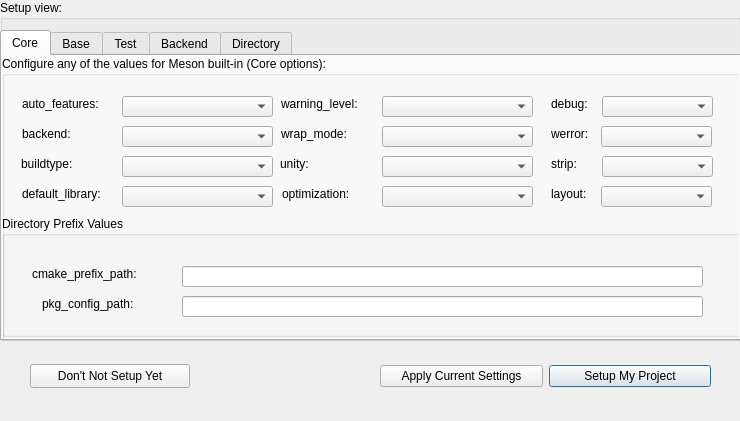
The window that data/mesonui-layout/activity_setup.ui (dreamer-coding-555/old-meson-ui) describes before a commit, drawn with Qt 5.
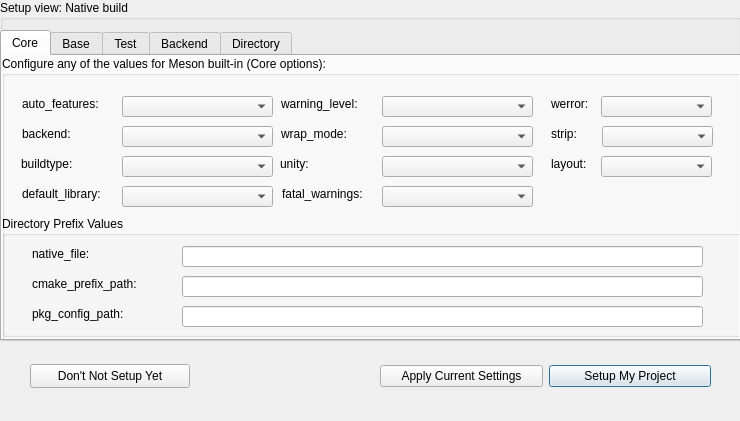
The same window after the commit.

Commit message: update activity setup ui file

```diff
--- a/data/mesonui-layout/activity_setup.ui
+++ b/data/mesonui-layout/activity_setup.ui
@@ -26,7 +26,7 @@
     </rect>
    </property>
    <property name="title">
-    <string>Setup view:</string>
+    <string>Setup view: Native build</string>
    </property>
    <widget class="QTabWidget" name="tabWidget">
     <property name="geometry">
@@ -88,35 +88,6 @@
         <string>buildtype:</string>
        </property>
       </widget>
-      <widget class="QComboBox" name="combo_backend">
-       <property name="geometry">
-        <rect>
-         <x>120</x>
-         <y>70</y>
-         <width>151</width>
-         <height>21</height>
-        </rect>
-       </property>
-       <property name="styleSheet">
-        <string notr="true"/>
-       </property>
-      </widget>
-      <widget class="QLabel" name="label_2">
-       <property name="geometry">
-        <rect>
-         <x>20</x>
-         <y>70</y>
-         <width>71</width>
-         <height>16</height>
-        </rect>
-       </property>
-       <property name="styleSheet">
-        <string notr="true"/>
-       </property>
-       <property name="text">
-        <string>backend:</string>
-       </property>
-      </widget>
       <widget class="QComboBox" name="combo_auto_features">
        <property name="geometry">
         <rect>
@@ -179,7 +150,7 @@
        <property name="geometry">
         <rect>
          <x>599</x>
-         <y>130</y>
+         <y>100</y>
          <width>111</width>
          <height>21</height>
         </rect>
@@ -192,7 +163,7 @@
        <property name="geometry">
         <rect>
          <x>549</x>
-         <y>130</y>
+         <y>100</y>
          <width>51</width>
          <height>16</height>
         </rect>
@@ -204,51 +175,6 @@
         <string>layout:</string>
        </property>
       </widget>
-      <widget class="QComboBox" name="combo_optimization">
-       <property name="geometry">
-        <rect>
-         <x>380</x>
-         <y>130</y>
-         <width>151</width>
-         <height>21</height>
-        </rect>
-       </property>
-       <property name="styleSheet">
-        <string notr="true"/>
-       </property>
-      </widget>
-      <widget class="QLabel" name="label_7">
-       <property name="geometry">
-        <rect>
-         <x>280</x>
-         <y>130</y>
-         <width>81</width>
-         <height>16</height>
-        </rect>
-       </property>
-       <property name="styleSheet">
-        <string notr="true"/>
-       </property>
-       <property name="text">
-        <string>optimization:</string>
-       </property>
-      </widget>
-      <widget class="QLabel" name="label_9">
-       <property name="geometry">
-        <rect>
-         <x>549</x>
-         <y>40</y>
-         <width>51</width>
-         <height>16</height>
-        </rect>
-       </property>
-       <property name="styleSheet">
-        <string notr="true"/>
-       </property>
-       <property name="text">
-        <string>debug:</string>
-       </property>
-      </widget>
       <widget class="QComboBox" name="combo_wrap_mode">
        <property name="geometry">
         <rect>
@@ -307,19 +233,6 @@
         <string>unity:</string>
        </property>
       </widget>
-      <widget class="QComboBox" name="combo_debug">
-       <property name="geometry">
-        <rect>
-         <x>600</x>
-         <y>40</y>
-         <width>111</width>
-         <height>21</height>
-        </rect>
-       </property>
-       <property name="styleSheet">
-        <string notr="true"/>
-       </property>
-      </widget>
       <widget class="QComboBox" name="combo_warnlevel">
        <property name="geometry">
         <rect>
@@ -353,7 +266,7 @@
        <property name="geometry">
         <rect>
          <x>549</x>
-         <y>70</y>
+         <y>40</y>
          <width>51</width>
          <height>16</height>
         </rect>
@@ -369,7 +282,7 @@
        <property name="geometry">
         <rect>
          <x>599</x>
-         <y>70</y>
+         <y>40</y>
          <width>111</width>
          <height>21</height>
         </rect>
@@ -382,7 +295,7 @@
        <property name="geometry">
         <rect>
          <x>600</x>
-         <y>100</y>
+         <y>70</y>
          <width>111</width>
          <height>21</height>
         </rect>
@@ -395,7 +308,7 @@
        <property name="geometry">
         <rect>
          <x>549</x>
-         <y>100</y>
+         <y>70</y>
          <width>51</width>
          <height>16</height>
         </rect>
@@ -426,7 +339,7 @@
         <property name="geometry">
          <rect>
           <x>180</x>
-          <y>50</y>
+          <y>60</y>
           <width>521</width>
           <height>21</height>
          </rect>
@@ -442,7 +355,7 @@
         <property name="geometry">
          <rect>
           <x>30</x>
-          <y>50</y>
+          <y>60</y>
           <width>141</width>
           <height>16</height>
          </rect>
@@ -457,8 +370,8 @@
        <widget class="QLabel" name="label_14">
         <property name="geometry">
          <rect>
-          <x>40</x>
-          <y>80</y>
+          <x>30</x>
+          <y>90</y>
           <width>131</width>
           <height>16</height>
          </rect>
@@ -474,7 +387,7 @@
         <property name="geometry">
          <rect>
           <x>180</x>
-          <y>80</y>
+          <y>90</y>
           <width>521</width>
           <height>21</height>
          </rect>
@@ -486,6 +399,96 @@
          <string/>
         </property>
        </widget>
+       <widget class="QLineEdit" name="edit_native_file">
+        <property name="geometry">
+         <rect>
+          <x>180</x>
+          <y>30</y>
+          <width>521</width>
+          <height>21</height>
+         </rect>
+        </property>
+        <property name="styleSheet">
+         <string notr="true"/>
+        </property>
+        <property name="text">
+         <string/>
+        </property>
+       </widget>
+       <widget class="QLabel" name="label_17">
+        <property name="geometry">
+         <rect>
+          <x>30</x>
+          <y>30</y>
+          <width>141</width>
+          <height>16</height>
+         </rect>
+        </property>
+        <property name="styleSheet">
+         <string notr="true"/>
+        </property>
+        <property name="text">
+         <string>native_file:</string>
+        </property>
+       </widget>
+      </widget>
+      <widget class="QLabel" name="label_2">
+       <property name="geometry">
+        <rect>
+         <x>20</x>
+         <y>70</y>
+         <width>91</width>
+         <height>16</height>
+        </rect>
+       </property>
+       <property name="styleSheet">
+        <string notr="true"/>
+       </property>
+       <property name="text">
+        <string>backend:</string>
+       </property>
+      </widget>
+      <widget class="QComboBox" name="combo_fetal_warnings">
+       <property name="geometry">
+        <rect>
+         <x>380</x>
+         <y>130</y>
+         <width>151</width>
+         <height>21</height>
+        </rect>
+       </property>
+       <property name="styleSheet">
+        <string notr="true"/>
+       </property>
+      </widget>
+      <widget class="QLabel" name="label_5">
+       <property name="geometry">
+        <rect>
+         <x>280</x>
+         <y>130</y>
+         <width>91</width>
+         <height>16</height>
+        </rect>
+       </property>
+       <property name="styleSheet">
+        <string notr="true"/>
+       </property>
+       <property name="text">
+        <string>fatal_warnings:</string>
+       </property>
+      </widget>
+      <widget class="QComboBox" name="combo_backend">
+       <property name="geometry">
+        <rect>
+         <x>120</x>
+         <y>70</y>
+         <width>151</width>
+         <height>21</height>
+        </rect>
+       </property>
+       <property name="styleSheet">
+        <string notr="true"/>
+       </property>
       </widget>
      </widget>
     </widget>
```
Left out of the diff: 68 changed lines with no effect on the pictures. The commit also changes 1 other file.
